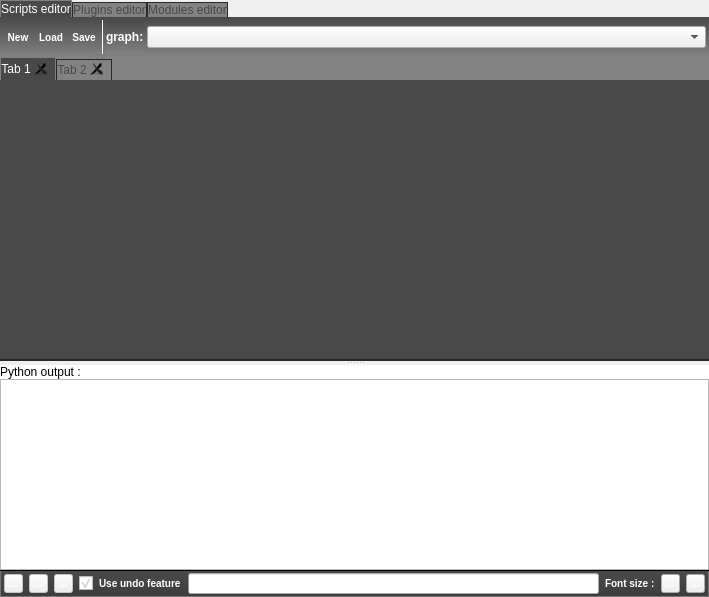
Tulip-Dev/tulip, file library/tulip-python/designer/PythonIDE.ui: the form before one commit.
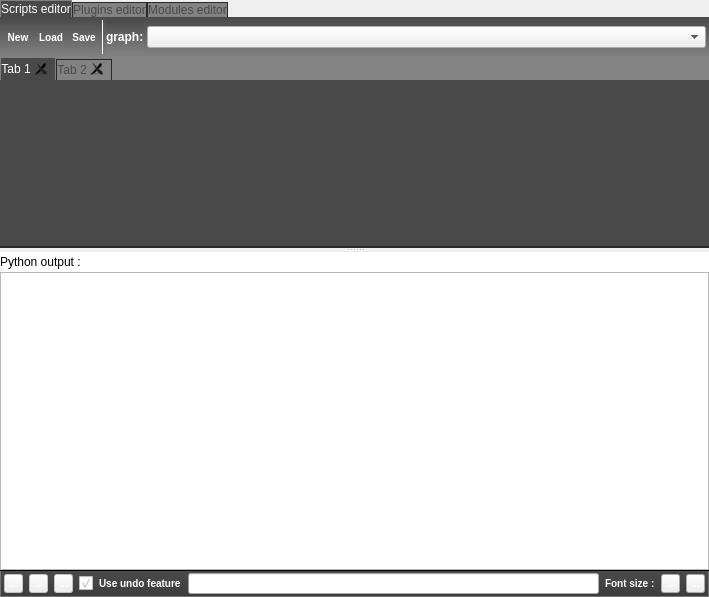
The form after the commit. Icons and pictures are not drawn. Custom widgets are drawn as their Qt base class.

Commit message: fix for sf bug #865: reduce Tulip Python IDE minimum size

Patch:
```diff
--- a/library/tulip-python/designer/PythonIDE.ui
+++ b/library/tulip-python/designer/PythonIDE.ui
@@ -418,7 +418,7 @@
           <property name="minimumSize">
            <size>
             <width>0</width>
-            <height>300</height>
+            <height>100</height>
            </size>
           </property>
           <property name="styleSheet">
@@ -699,7 +699,7 @@
           <property name="minimumSize">
            <size>
             <width>0</width>
-            <height>300</height>
+            <height>100</height>
            </size>
           </property>
           <property name="styleSheet">
@@ -1065,7 +1065,7 @@
           <property name="minimumSize">
            <size>
             <width>0</width>
-            <height>300</height>
+            <height>100</height>
            </size>
           </property>
           <property name="styleSheet">
@@ -1136,7 +1136,7 @@
          <property name="minimumSize">
           <size>
            <width>0</width>
-           <height>100</height>
+           <height>50</height>
           </size>
          </property>
          <property name="openLinks">
```
The commit also changes 1 other file.
